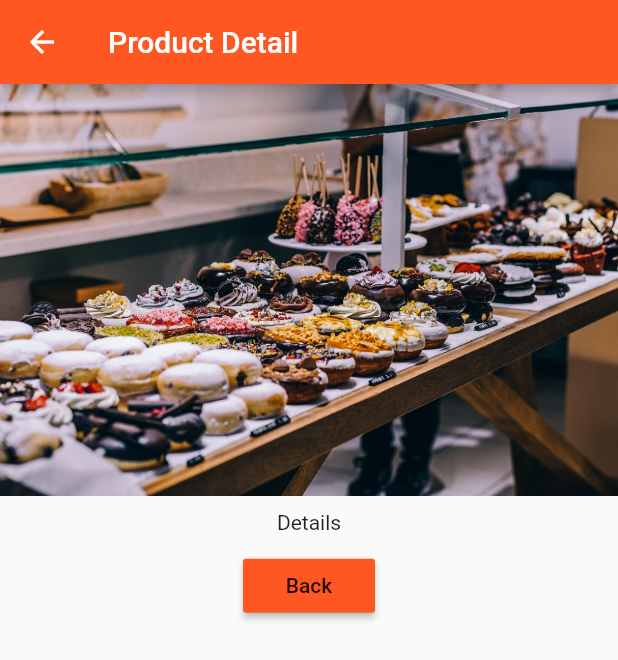
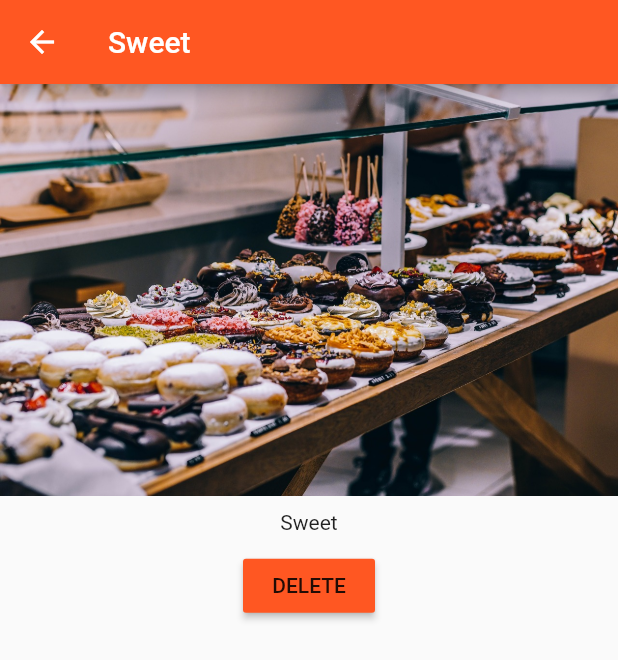
Before and after one commit to xdass/flutter_learn, a Flutter app: the ProductManager widget shown alone on an empty page, opened directly, after a tap on "Add product", after a tap on "Details", on a phone screen of 412 x 824 dp. Shown: the top 660 px of the screen. Run offline on Flutter 3.47's test engine with Material 2 defaults, Android fonts, the phone set to English and light mode, and no system bars.

```diff
--- a/lib/main.dart
+++ b/lib/main.dart
@@ -2,7 +2,7 @@ import 'package:flutter/material.dart';
 import './product_manager.dart';
 // import 'package:flutter/rendering.dart';
 
-import './pages/home.dart';
+import './pages/auth.dart';
 
 void main() {
   // debugPaintBaselinesEnabled = true;
@@ -15,7 +15,7 @@ class MyApp extends StatelessWidget {
     return MaterialApp(
       // debugShowMaterialGrid: true,
       theme: ThemeData(primarySwatch: Colors.deepOrange),
-      home: HomePage(),
+      home: AuthPage(),
     );
   }
 }
--- a/lib/pages/product.dart
+++ b/lib/pages/product.dart
@@ -1,28 +1,41 @@
+import 'dart:async';
+
 import 'package:flutter/material.dart';
 
 class ProductPage extends StatelessWidget {
+  final String title;
+  final String imageUrl;
+
+  ProductPage(this.title, this.imageUrl);
+
   @override
   Widget build(BuildContext context) {
-    return Scaffold(
+    return WillPopScope(onWillPop: () {
+      print('Back button pressed');
+      Navigator.pop(context, false);
+      return Future.value(false);
+    },
+      child: Scaffold(
           appBar: AppBar(
-          title: Text('Product Detail'),
+            title: Text(title),
           ),
           body: Column(
             crossAxisAlignment: CrossAxisAlignment.center,
             children: <Widget>[
-            Image.asset('assets/food.jpg'),
+              Image.asset(imageUrl),
               Container(
                 padding: EdgeInsets.all(10.0),
-              child: Text('Details'),
+                child: Text(title),
               ),
               Container(
                 child: RaisedButton(
                   color: Theme.of(context).accentColor,
-                child: Text('Back'),
-                onPressed: () => Navigator.pop(context),
+                  child: Text('DELETE'),
+                  onPressed: () => Navigator.pop(context, true),
                 ),
               ),
             ],
-        ));
+          )),
+    );
   }
 }
--- a/lib/product_control.dart
+++ b/lib/product_control.dart
@@ -9,7 +9,7 @@ class ProductControl extends StatelessWidget {
   Widget build(BuildContext context) {
     return RaisedButton(
             onPressed: () {
-              addProduct('Sweets');
+              addProduct({'title': 'Sweet', 'image': 'assets/food.jpg'});
             },
             child: Text('Add product'),
           );
--- a/lib/product_manager.dart
+++ b/lib/product_manager.dart
@@ -3,7 +3,8 @@ import './products.dart';
 import './product_control.dart';
 
 class ProductManager extends StatefulWidget {
-  final String startingProduct;
+  final Map<String, String> startingProduct;
+
   ProductManager({this.startingProduct}) {
     print('[Product Manager Widget] Constructor');
   }
@@ -16,7 +17,7 @@ class ProductManager extends StatefulWidget {
 }
 
 class _ProductManagerState extends State<ProductManager> {
-  List<String> _products = [];
+  List<Map<String, String>> _products = [];
 
   @override
   void initState() {
@@ -33,9 +34,15 @@ class _ProductManagerState extends State<ProductManager> {
     super.didUpdateWidget(oldWidget);
   }
 
-  void _addProduct(String product) {
+  void _addProduct(Map<String, String> product) {
     setState(() {
       _products.add(product);
+    });
+  }
+
+  void _deleteProduct(int index) {
+    setState(() {
+     _products.removeAt(index);
     });
   }
 
@@ -47,7 +54,7 @@ class _ProductManagerState extends State<ProductManager> {
         Container(
             margin: EdgeInsets.all(10.0), child: ProductControl(_addProduct)),
         Expanded(
-          child: Products(_products),
+          child: Products(_products, deleteProduct: _deleteProduct),
         )
       ],
     );
--- a/lib/products.dart
+++ b/lib/products.dart
@@ -2,9 +2,10 @@ import 'package:flutter/material.dart';
 import './pages/product.dart';
 
 class Products extends StatelessWidget {
-  final List<String> products;
+  final List<Map<String, String>> products;
+  final Function deleteProduct;
 
-  Products(this.products) {
+  Products(this.products, {this.deleteProduct}) {
     print('[Products Widget] Constructor');
   }
 
@@ -12,17 +13,23 @@ class Products extends StatelessWidget {
     return Card(
       child: Column(
         children: <Widget>[
-          Image.asset('assets/food.jpg'),
-          Text(products[index]),
+          Image.asset(products[index]['image']),
+          Text(products[index]['title']),
           ButtonBar(
             alignment: MainAxisAlignment.center,
             children: <Widget>[
               FlatButton(
                 child: Text('Details'),
-                onPressed: () => Navigator.push(
+                onPressed: () => Navigator.push<bool>(
                     context,
                     MaterialPageRoute(
-                        builder: (BuildContext context) => ProductPage())),
+                        builder: (BuildContext context) => ProductPage(
+                            products[index]['title'],
+                            products[index]['image']))).then((bool value) {
+                              if (value) {
+                                deleteProduct(index);
+                              }
+                            }),
               )
             ],
           )
```
Also changed, not shown: lib/pages/auth.dart (added, +23 -0 lines), lib/pages/home.dart (deleted, +0 -15 lines), lib/pages/products.dart (added, +27 -0 lines). Lines whose indentation alone changed are shown as unchanged.
